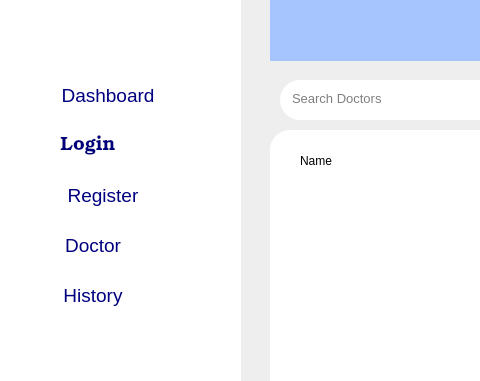
First picture: the form in frontend/maindashboard.ui, repository rushii1192/covid-mgmt, before the edit; both pictures show x 0 to 480 and y 160 to 541 of the 1255 by 696 pixel window.
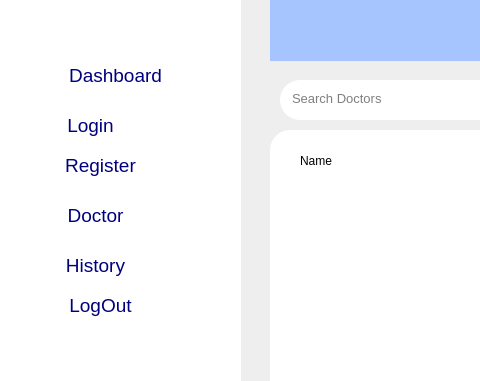
Second picture: the form after the edit. Icons and pictures are not drawn.

```diff
--- a/frontend/maindashboard.ui
+++ b/frontend/maindashboard.ui
@@ -56,15 +56,14 @@
     <widget class="QPushButton" name="loginButton">
      <property name="geometry">
       <rect>
-       <x>40</x>
-       <y>290</y>
-       <width>91</width>
+       <x>60</x>
+       <y>270</y>
+       <width>61</width>
        <height>31</height>
       </rect>
      </property>
      <property name="font">
       <font>
-       <family>Bookman Old Style</family>
        <pointsize>14</pointsize>
       </font>
      </property>
@@ -75,7 +74,6 @@
       <string notr="true">QPushButton#loginButton{
 	background-color:rgb(255, 255, 255);
 	border-radius:15px;
-	padding-left:5px;
 	color:rgb(0, 0, 127);
 }
 
@@ -91,9 +89,9 @@
     <widget class="QPushButton" name="registerButton">
      <property name="geometry">
       <rect>
-       <x>40</x>
-       <y>340</y>
-       <width>121</width>
+       <x>60</x>
+       <y>310</y>
+       <width>81</width>
        <height>31</height>
       </rect>
      </property>
@@ -109,7 +107,6 @@
       <string notr="true">QPushButton#registerButton{
 	background-color:rgb(255, 255, 255);
 	border-radius:15px;
-	padding-left:5px;
 	color:rgb(0, 0, 127);
 }
 
@@ -125,9 +122,9 @@
     <widget class="QPushButton" name="dashboardButton">
      <property name="geometry">
       <rect>
-       <x>40</x>
-       <y>240</y>
-       <width>131</width>
+       <x>60</x>
+       <y>220</y>
+       <width>111</width>
        <height>31</height>
       </rect>
      </property>
@@ -143,7 +140,6 @@
       <string notr="true">QPushButton#dashboardButton{
 	background-color:rgb(255, 255, 255);
 	border-radius:15px;
-	padding-left:5px;
 	color:rgb(0, 0, 127);
 }
 
@@ -159,9 +155,9 @@
     <widget class="QPushButton" name="doctorButton">
      <property name="geometry">
       <rect>
-       <x>40</x>
-       <y>390</y>
-       <width>101</width>
+       <x>60</x>
+       <y>360</y>
+       <width>71</width>
        <height>31</height>
       </rect>
      </property>
@@ -177,7 +173,6 @@
       <string notr="true">QPushButton#doctorButton{
 	background-color:rgb(255, 255, 255);
 	border-radius:15px;
-	padding-left:5px;
 	color:rgb(0, 0, 127);
 }
 
@@ -193,9 +188,9 @@
     <widget class="QPushButton" name="historyButton">
      <property name="geometry">
       <rect>
-       <x>40</x>
-       <y>440</y>
-       <width>101</width>
+       <x>60</x>
+       <y>410</y>
+       <width>71</width>
        <height>31</height>
       </rect>
      </property>
@@ -211,7 +206,6 @@
       <string notr="true">QPushButton#historyButton{
 	background-color:rgb(255, 255, 255);
 	border-radius:15px;
-	padding-left:5px;
 	color:rgb(0, 0, 127);
 }
 
@@ -224,6 +218,39 @@
       <string>History</string>
      </property>
     </widget>
+    <widget class="QPushButton" name="logoutButton">
+     <property name="geometry">
+      <rect>
+       <x>60</x>
+       <y>450</y>
+       <width>81</width>
+       <height>31</height>
+      </rect>
+     </property>
+     <property name="font">
+      <font>
+       <pointsize>14</pointsize>
+      </font>
+     </property>
+     <property name="cursor">
+      <cursorShape>PointingHandCursor</cursorShape>
+     </property>
+     <property name="styleSheet">
+      <string notr="true">QPushButton#logoutButton{
+	background-color:rgb(255, 255, 255);
+	border-radius:15px;
+	color:rgb(0, 0, 127);
+}
+
+QPushButton#logoutButton:hover{
+	color:rgb(255, 255, 255);
+	background-color:rgb(0, 0, 127);
+}</string>
+     </property>
+     <property name="text">
+      <string>LogOut</string>
+     </property>
+    </widget>
    </widget>
    <widget class="QWidget" name="widget_2" native="true">
     <property name="geometry">
```
